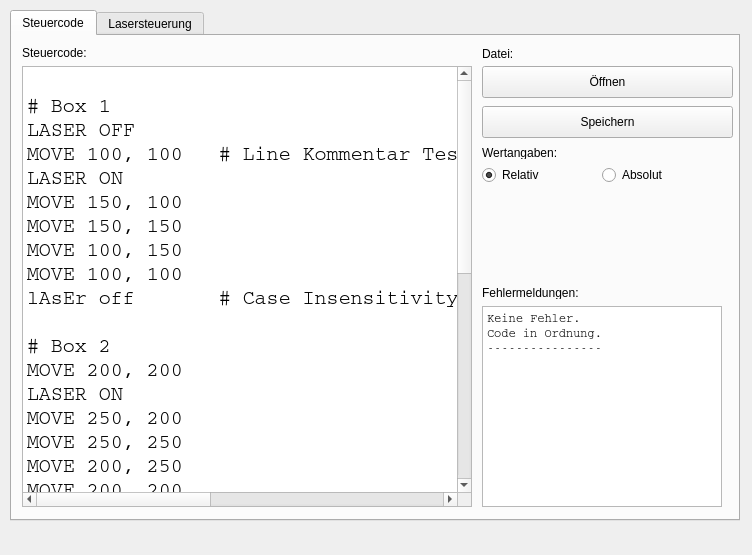
The window that GUI/Lasercutter.ui (mrll/SWE-Projekt) describes before a commit, drawn with Qt 5.
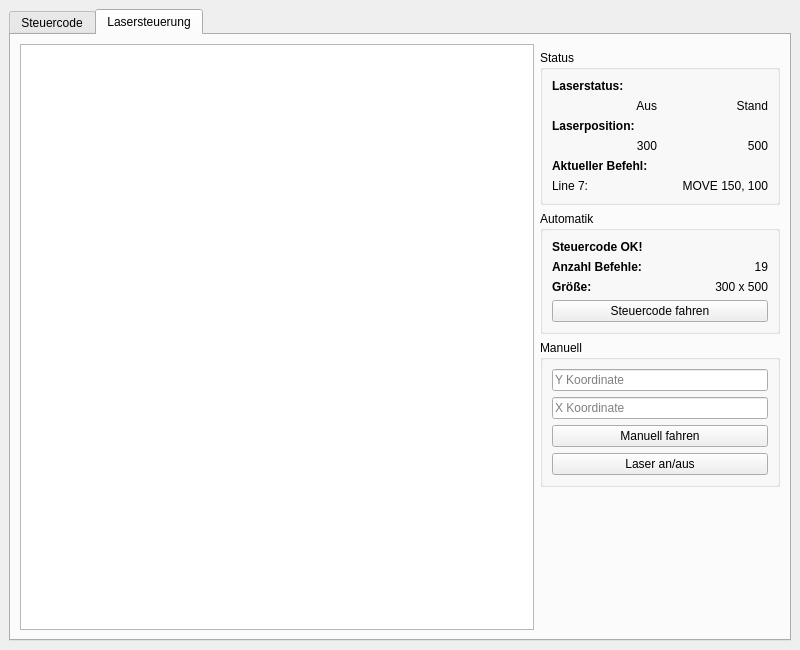
The same window after the commit.

Commit message:
Added LCParser Class
* LCParser works for TestCode.txt
* It uses reqular expressions
* Those aare described in LCParser.h

TODO: Add class and method comments

Diff of the .ui file:
```diff
--- a/GUI/Lasercutter.ui
+++ b/GUI/Lasercutter.ui
@@ -6,14 +6,20 @@
    <rect>
     <x>0</x>
     <y>0</y>
-    <width>752</width>
-    <height>555</height>
+    <width>800</width>
+    <height>650</height>
    </rect>
   </property>
+  <property name="sizePolicy">
+   <sizepolicy hsizetype="Preferred" vsizetype="Preferred">
+    <horstretch>0</horstretch>
+    <verstretch>0</verstretch>
+   </sizepolicy>
+  </property>
   <property name="minimumSize">
    <size>
-    <width>752</width>
-    <height>555</height>
+    <width>800</width>
+    <height>650</height>
    </size>
   </property>
   <property name="windowTitle">
@@ -23,15 +29,9 @@
    <bool>false</bool>
   </property>
   <widget class="QWidget" name="centralwidget">
+   <layout class="QVBoxLayout" name="verticalLayout_2">
+    <item>
    <widget class="QTabWidget" name="tabWidget">
-    <property name="geometry">
-     <rect>
-      <x>10</x>
-      <y>10</y>
-      <width>730</width>
-      <height>511</height>
-     </rect>
-    </property>
     <property name="sizePolicy">
      <sizepolicy hsizetype="Expanding" vsizetype="Expanding">
       <horstretch>0</horstretch>
@@ -39,20 +39,34 @@
      </sizepolicy>
     </property>
     <property name="currentIndex">
-     <number>0</number>
-    </property>
-    <widget class="QWidget" name="tab">
+       <number>1</number>
+      </property>
+      <widget class="QWidget" name="codeTab">
      <attribute name="title">
       <string>Steuercode</string>
      </attribute>
+       <layout class="QGridLayout" name="gridLayout_3">
+        <item row="0" column="0">
+         <widget class="QLabel" name="label1">
+          <property name="text">
+           <string>Steuercode:</string>
+          </property>
+         </widget>
+        </item>
+        <item row="0" column="1" colspan="2">
+         <widget class="QLabel" name="label2">
+          <property name="text">
+           <string>Datei:</string>
+          </property>
+         </widget>
+        </item>
+        <item row="1" column="0" rowspan="6">
      <widget class="QPlainTextEdit" name="codeEditor">
-      <property name="geometry">
-       <rect>
-        <x>10</x>
-        <y>30</y>
-        <width>450</width>
-        <height>441</height>
-       </rect>
+          <property name="sizePolicy">
+           <sizepolicy hsizetype="Expanding" vsizetype="Expanding">
+            <horstretch>0</horstretch>
+            <verstretch>0</verstretch>
+           </sizepolicy>
       </property>
       <property name="font">
        <font>
@@ -106,83 +120,40 @@
        </string>
       </property>
      </widget>
-     <widget class="QLabel" name="label">
-      <property name="geometry">
-       <rect>
-        <x>10</x>
-        <y>10</y>
-        <width>450</width>
-        <height>13</height>
-       </rect>
-      </property>
-      <property name="text">
-       <string>Steuercode:</string>
-      </property>
-     </widget>
-     <widget class="QLabel" name="label_2">
-      <property name="geometry">
-       <rect>
-        <x>470</x>
-        <y>10</y>
-        <width>240</width>
-        <height>16</height>
-       </rect>
-      </property>
-      <property name="text">
-       <string>Datei:</string>
-      </property>
-     </widget>
-     <widget class="QRadioButton" name="relativeRadioButton">
-      <property name="geometry">
-       <rect>
-        <x>470</x>
-        <y>130</y>
-        <width>110</width>
-        <height>18</height>
-       </rect>
-      </property>
-      <property name="text">
-       <string>Relativ</string>
-      </property>
-      <property name="checked">
-       <bool>true</bool>
-      </property>
-     </widget>
+        </item>
+        <item row="1" column="1" colspan="2">
      <widget class="QPushButton" name="openButton">
-      <property name="geometry">
-       <rect>
-        <x>470</x>
-        <y>30</y>
-        <width>251</width>
-        <height>32</height>
-       </rect>
-      </property>
       <property name="text">
        <string>Öffnen</string>
       </property>
      </widget>
-     <widget class="QLabel" name="label_3">
-      <property name="geometry">
-       <rect>
-        <x>470</x>
-        <y>110</y>
-        <width>240</width>
-        <height>13</height>
-       </rect>
-      </property>
+        </item>
+        <item row="2" column="1" colspan="2">
+         <widget class="QPushButton" name="saveButton">
+          <property name="text">
+           <string>Speichern</string>
+          </property>
+         </widget>
+        </item>
+        <item row="3" column="1" colspan="2">
+         <widget class="QLabel" name="label3">
       <property name="text">
        <string>Wertangaben:</string>
       </property>
      </widget>
+        </item>
+        <item row="4" column="1">
+         <widget class="QRadioButton" name="relativeRadioButton">
+          <property name="text">
+           <string>Relativ</string>
+          </property>
+          <property name="checked">
+           <bool>true</bool>
+          </property>
+         </widget>
+        </item>
+        <item row="4" column="2">
      <widget class="QRadioButton" name="absoluteRadioButton">
-      <property name="geometry">
-       <rect>
-        <x>590</x>
-        <y>130</y>
-        <width>110</width>
-        <height>18</height>
-       </rect>
-      </property>
       <property name="text">
        <string>Absolut</string>
       </property>
@@ -190,28 +161,16 @@
        <bool>false</bool>
       </property>
      </widget>
-     <widget class="QPushButton" name="saveButton">
-      <property name="geometry">
-       <rect>
-        <x>470</x>
-        <y>70</y>
-        <width>251</width>
-        <height>32</height>
-       </rect>
-      </property>
+        </item>
+        <item row="5" column="1" colspan="2">
+         <widget class="QLabel" name="label4">
       <property name="text">
-       <string>Speichern</string>
-      </property>
-     </widget>
+           <string>Fehlermeldungen:</string>
+          </property>
+         </widget>
+        </item>
+        <item row="6" column="1" colspan="2">
      <widget class="QPlainTextEdit" name="codeLog">
-      <property name="geometry">
-       <rect>
-        <x>470</x>
-        <y>270</y>
-        <width>240</width>
-        <height>201</height>
-       </rect>
-      </property>
       <property name="font">
        <font>
         <family>Courier</family>
@@ -227,84 +186,286 @@
 </string>
       </property>
      </widget>
-     <widget class="QLabel" name="label_4">
-      <property name="geometry">
-       <rect>
-        <x>470</x>
-        <y>250</y>
-        <width>240</width>
-        <height>13</height>
-       </rect>
-      </property>
-      <property name="text">
-       <string>Fehlermeldungen:</string>
-      </property>
-     </widget>
-    </widget>
-    <widget class="QWidget" name="tab_2">
+        </item>
+       </layout>
+      </widget>
+      <widget class="QWidget" name="simTab">
      <attribute name="title">
       <string>Lasersteuerung</string>
      </attribute>
-     <widget class="QGraphicsView" name="graphicsView">
-      <property name="geometry">
-       <rect>
-        <x>10</x>
-        <y>79</y>
-        <width>700</width>
-        <height>391</height>
-       </rect>
-      </property>
-     </widget>
+       <layout class="QGridLayout" name="gridLayout">
+        <item row="4" column="1" colspan="2">
+         <widget class="QGroupBox" name="autoGroupBox">
+          <property name="sizePolicy">
+           <sizepolicy hsizetype="Fixed" vsizetype="Preferred">
+            <horstretch>0</horstretch>
+            <verstretch>0</verstretch>
+           </sizepolicy>
+          </property>
+          <property name="minimumSize">
+           <size>
+            <width>240</width>
+            <height>0</height>
+           </size>
+          </property>
+          <property name="title">
+           <string>Automatik</string>
+          </property>
+          <layout class="QGridLayout" name="gridLayout_4">
+           <item row="4" column="0" colspan="2">
      <widget class="QPushButton" name="runCodeButton">
-      <property name="geometry">
-       <rect>
-        <x>10</x>
-        <y>40</y>
-        <width>171</width>
-        <height>32</height>
-       </rect>
+             <property name="sizePolicy">
+              <sizepolicy hsizetype="Minimum" vsizetype="Fixed">
+               <horstretch>0</horstretch>
+               <verstretch>0</verstretch>
+              </sizepolicy>
+             </property>
+             <property name="minimumSize">
+              <size>
+               <width>200</width>
+               <height>0</height>
+              </size>
       </property>
       <property name="text">
        <string>Steuercode fahren</string>
       </property>
      </widget>
-     <widget class="QPushButton" name="manualLaserMoveButton">
-      <property name="geometry">
-       <rect>
-        <x>600</x>
-        <y>40</y>
-        <width>110</width>
-        <height>32</height>
-       </rect>
-      </property>
+           </item>
+           <item row="2" column="1">
+            <widget class="QLabel" name="cmdCountLabel">
+             <property name="text">
+              <string>19</string>
+             </property>
+             <property name="alignment">
+              <set>Qt::AlignRight|Qt::AlignTrailing|Qt::AlignVCenter</set>
+             </property>
+            </widget>
+           </item>
+           <item row="3" column="1">
+            <widget class="QLabel" name="codeSizeLabel">
       <property name="text">
-       <string>Manuell fahren</string>
-      </property>
-     </widget>
-     <widget class="QLineEdit" name="manualPositionXInput">
-      <property name="geometry">
-       <rect>
-        <x>480</x>
-        <y>10</y>
-        <width>113</width>
-        <height>21</height>
-       </rect>
-      </property>
-      <property name="inputMask">
-       <string>999; </string>
-      </property>
-      <property name="placeholderText">
-       <string>X Koordinate</string>
-      </property>
-     </widget>
+              <string>300 x 500</string>
+             </property>
+             <property name="alignment">
+              <set>Qt::AlignRight|Qt::AlignTrailing|Qt::AlignVCenter</set>
+             </property>
+            </widget>
+           </item>
+           <item row="3" column="0">
+            <widget class="QLabel" name="label5">
+             <property name="font">
+              <font>
+               <weight>75</weight>
+               <bold>true</bold>
+              </font>
+             </property>
+             <property name="text">
+              <string>Größe:</string>
+             </property>
+            </widget>
+           </item>
+           <item row="2" column="0">
+            <widget class="QLabel" name="label6">
+             <property name="font">
+              <font>
+               <weight>75</weight>
+               <bold>true</bold>
+              </font>
+             </property>
+             <property name="text">
+              <string>Anzahl Befehle:</string>
+             </property>
+            </widget>
+           </item>
+           <item row="1" column="0">
+            <widget class="QLabel" name="codeLogLabel">
+             <property name="font">
+              <font>
+               <weight>75</weight>
+               <bold>true</bold>
+              </font>
+             </property>
+             <property name="text">
+              <string>Steuercode OK!</string>
+             </property>
+            </widget>
+           </item>
+          </layout>
+         </widget>
+        </item>
+        <item row="3" column="1" colspan="2">
+         <widget class="QGroupBox" name="statusGroupBox">
+          <property name="sizePolicy">
+           <sizepolicy hsizetype="Fixed" vsizetype="Preferred">
+            <horstretch>0</horstretch>
+            <verstretch>0</verstretch>
+           </sizepolicy>
+          </property>
+          <property name="minimumSize">
+           <size>
+            <width>240</width>
+            <height>0</height>
+           </size>
+          </property>
+          <property name="title">
+           <string>Status</string>
+          </property>
+          <layout class="QGridLayout" name="gridLayout_5">
+           <item row="5" column="0">
+            <widget class="QLabel" name="commandLineLabel">
+             <property name="text">
+              <string>Line 7:</string>
+             </property>
+            </widget>
+           </item>
+           <item row="4" column="0">
+            <widget class="QLabel" name="label9">
+             <property name="font">
+              <font>
+               <weight>75</weight>
+               <bold>true</bold>
+              </font>
+             </property>
+             <property name="text">
+              <string>Aktueller Befehl:</string>
+             </property>
+            </widget>
+           </item>
+           <item row="2" column="0">
+            <widget class="QLabel" name="label8">
+             <property name="font">
+              <font>
+               <weight>75</weight>
+               <bold>true</bold>
+              </font>
+             </property>
+             <property name="text">
+              <string>Laserposition:</string>
+             </property>
+            </widget>
+           </item>
+           <item row="1" column="1">
+            <widget class="QLabel" name="laserMoveStateLabel">
+             <property name="sizePolicy">
+              <sizepolicy hsizetype="Expanding" vsizetype="Preferred">
+               <horstretch>0</horstretch>
+               <verstretch>0</verstretch>
+              </sizepolicy>
+             </property>
+             <property name="text">
+              <string>Stand</string>
+             </property>
+             <property name="alignment">
+              <set>Qt::AlignRight|Qt::AlignTrailing|Qt::AlignVCenter</set>
+             </property>
+            </widget>
+           </item>
+           <item row="0" column="0">
+            <widget class="QLabel" name="label7">
+             <property name="font">
+              <font>
+               <weight>75</weight>
+               <bold>true</bold>
+              </font>
+             </property>
+             <property name="text">
+              <string>Laserstatus:</string>
+             </property>
+            </widget>
+           </item>
+           <item row="5" column="1">
+            <widget class="QLabel" name="commandLabel">
+             <property name="text">
+              <string>MOVE 150, 100</string>
+             </property>
+             <property name="alignment">
+              <set>Qt::AlignRight|Qt::AlignTrailing|Qt::AlignVCenter</set>
+             </property>
+            </widget>
+           </item>
+           <item row="3" column="1">
+            <widget class="QLabel" name="laserPosYLabel">
+             <property name="text">
+              <string>500</string>
+             </property>
+             <property name="alignment">
+              <set>Qt::AlignRight|Qt::AlignTrailing|Qt::AlignVCenter</set>
+             </property>
+            </widget>
+           </item>
+           <item row="3" column="0">
+            <widget class="QLabel" name="laserPosXLabel">
+             <property name="text">
+              <string>300</string>
+             </property>
+             <property name="alignment">
+              <set>Qt::AlignRight|Qt::AlignTrailing|Qt::AlignVCenter</set>
+             </property>
+            </widget>
+           </item>
+           <item row="1" column="0">
+            <widget class="QLabel" name="laserOnStateLabel">
+             <property name="sizePolicy">
+              <sizepolicy hsizetype="Expanding" vsizetype="Preferred">
+               <horstretch>0</horstretch>
+               <verstretch>0</verstretch>
+              </sizepolicy>
+             </property>
+             <property name="text">
+              <string>Aus</string>
+             </property>
+             <property name="alignment">
+              <set>Qt::AlignRight|Qt::AlignTrailing|Qt::AlignVCenter</set>
+             </property>
+            </widget>
+           </item>
+          </layout>
+         </widget>
+        </item>
+        <item row="6" column="2">
+         <spacer name="verticalSpacer">
+          <property name="orientation">
+           <enum>Qt::Vertical</enum>
+          </property>
+          <property name="sizeHint" stdset="0">
+           <size>
+            <width>23</width>
+            <height>0</height>
+           </size>
+          </property>
+         </spacer>
+        </item>
+        <item row="5" column="1" colspan="2">
+         <widget class="QGroupBox" name="manualGroupBox">
+          <property name="sizePolicy">
+           <sizepolicy hsizetype="Fixed" vsizetype="Preferred">
+            <horstretch>0</horstretch>
+            <verstretch>0</verstretch>
+           </sizepolicy>
+          </property>
+          <property name="minimumSize">
+           <size>
+            <width>240</width>
+            <height>0</height>
+           </size>
+          </property>
+          <property name="title">
+           <string>Manuell</string>
+          </property>
+          <layout class="QVBoxLayout" name="verticalLayout">
+           <item>
      <widget class="QLineEdit" name="manualPositionYInput">
-      <property name="geometry">
-       <rect>
-        <x>480</x>
-        <y>40</y>
-        <width>113</width>
-        <height>21</height>
-       </rect>
+             <property name="sizePolicy">
+              <sizepolicy hsizetype="Expanding" vsizetype="Fixed">
+               <horstretch>0</horstretch>
+               <verstretch>0</verstretch>
+              </sizepolicy>
+             </property>
+             <property name="minimumSize">
+              <size>
+               <width>160</width>
+               <height>0</height>
+              </size>
       </property>
       <property name="inputMask">
        <string>999; </string>
@@ -313,165 +474,54 @@
        <string>Y Koordinate</string>
       </property>
      </widget>
+           </item>
+           <item>
+            <widget class="QLineEdit" name="manualPositionXInput">
+             <property name="sizePolicy">
+              <sizepolicy hsizetype="Expanding" vsizetype="Fixed">
+               <horstretch>0</horstretch>
+               <verstretch>0</verstretch>
+              </sizepolicy>
+             </property>
+             <property name="minimumSize">
+              <size>
+               <width>160</width>
+               <height>0</height>
+              </size>
+             </property>
+             <property name="inputMask">
+              <string>999; </string>
+             </property>
+             <property name="placeholderText">
+              <string>X Koordinate</string>
+             </property>
+            </widget>
+           </item>
+           <item>
+            <widget class="QPushButton" name="manualLaserMoveButton">
+             <property name="text">
+              <string>Manuell fahren</string>
+             </property>
+            </widget>
+           </item>
+           <item>
      <widget class="QPushButton" name="manualLaserStateButton">
-      <property name="geometry">
-       <rect>
-        <x>600</x>
-        <y>0</y>
-        <width>110</width>
-        <height>32</height>
-       </rect>
-      </property>
       <property name="text">
        <string>Laser an/aus</string>
       </property>
      </widget>
-     <widget class="Line" name="line">
-      <property name="geometry">
-       <rect>
-        <x>470</x>
-        <y>0</y>
-        <width>3</width>
-        <height>61</height>
-       </rect>
-      </property>
-      <property name="orientation">
-       <enum>Qt::Vertical</enum>
-      </property>
-     </widget>
-     <widget class="Line" name="line_2">
-      <property name="geometry">
-       <rect>
-        <x>190</x>
-        <y>0</y>
-        <width>3</width>
-        <height>61</height>
-       </rect>
-      </property>
-      <property name="orientation">
-       <enum>Qt::Vertical</enum>
-      </property>
-     </widget>
-     <widget class="QLabel" name="codeLogLabel">
-      <property name="geometry">
-       <rect>
-        <x>20</x>
-        <y>0</y>
-        <width>151</width>
-        <height>16</height>
-       </rect>
-      </property>
-      <property name="text">
-       <string>Steuercode OK!</string>
-      </property>
+           </item>
+          </layout>
+         </widget>
+        </item>
+        <item row="2" column="0" rowspan="5">
+         <widget class="QGraphicsView" name="simGView"/>
+        </item>
+       </layout>
+      </widget>
      </widget>
-     <widget class="QLabel" name="dimensionLabel">
-      <property name="geometry">
-       <rect>
-        <x>20</x>
-        <y>20</y>
-        <width>151</width>
-        <height>16</height>
-       </rect>
-      </property>
-      <property name="text">
-       <string>Größe: 300 x 700</string>
-      </property>
-     </widget>
-     <widget class="QLabel" name="label_7">
-      <property name="geometry">
-       <rect>
-        <x>200</x>
-        <y>10</y>
-        <width>130</width>
-        <height>16</height>
-       </rect>
-      </property>
-      <property name="text">
-       <string>Laserstatus:</string>
-      </property>
-     </widget>
-     <widget class="QLabel" name="label_8">
-      <property name="geometry">
-       <rect>
-        <x>200</x>
-        <y>30</y>
-        <width>130</width>
-        <height>16</height>
-       </rect>
-      </property>
-      <property name="text">
-       <string>Laserposition:</string>
-      </property>
-     </widget>
-     <widget class="QLabel" name="label_9">
-      <property name="geometry">
-       <rect>
-        <x>200</x>
-        <y>50</y>
-        <width>130</width>
-        <height>16</height>
-       </rect>
-      </property>
-      <property name="text">
-       <string>Aktueller Befehl:</string>
-      </property>
-     </widget>
-     <widget class="QLabel" name="currentCommandLabel">
-      <property name="geometry">
-       <rect>
-        <x>340</x>
-        <y>50</y>
-        <width>120</width>
-        <height>13</height>
-       </rect>
-      </property>
-      <property name="text">
-       <string>Keiner</string>
-      </property>
-      <property name="alignment">
-       <set>Qt::AlignRight|Qt::AlignTrailing|Qt::AlignVCenter</set>
-      </property>
-     </widget>
-     <widget class="QLabel" name="laserPositionLabel">
-      <property name="geometry">
-       <rect>
-        <x>340</x>
-        <y>30</y>
-        <width>120</width>
-        <height>13</height>
-       </rect>
-      </property>
-      <property name="text">
-       <string>120, 450</string>
-      </property>
-      <property name="alignment">
-       <set>Qt::AlignRight|Qt::AlignTrailing|Qt::AlignVCenter</set>
-      </property>
-     </widget>
-     <widget class="QLabel" name="laserStateLabel">
-      <property name="geometry">
-       <rect>
-        <x>340</x>
-        <y>10</y>
-        <width>120</width>
-        <height>13</height>
-       </rect>
-      </property>
-      <property name="text">
-       <string>Aus, Stand</string>
-      </property>
-      <property name="alignment">
-       <set>Qt::AlignRight|Qt::AlignTrailing|Qt::AlignVCenter</set>
-      </property>
-     </widget>
-    </widget>
-   </widget>
-  </widget>
-  <widget class="QStatusBar" name="statusbar">
-   <property name="sizeGripEnabled">
-    <bool>false</bool>
-   </property>
+    </item>
+   </layout>
   </widget>
  </widget>
  <tabstops>
```
Left out of the diff: 7 changed lines with no effect on the pictures. Lines whose indentation alone changed are shown as unchanged. The commit also changes 11 other files.
